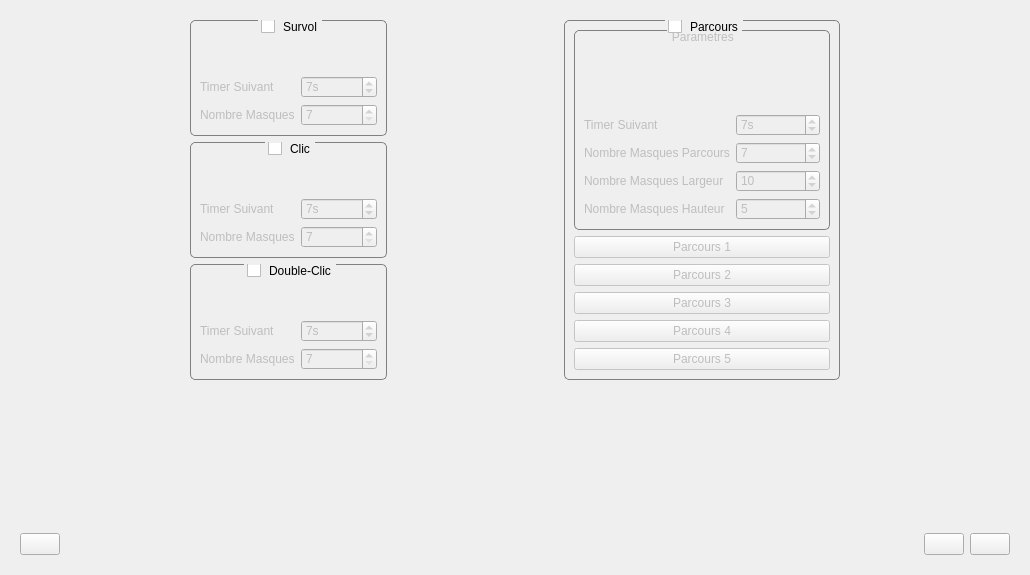
This is editeur.ui in Txikilinux/leterrier-mulot as Qt 5 draws it before an edit. The edited form follows.
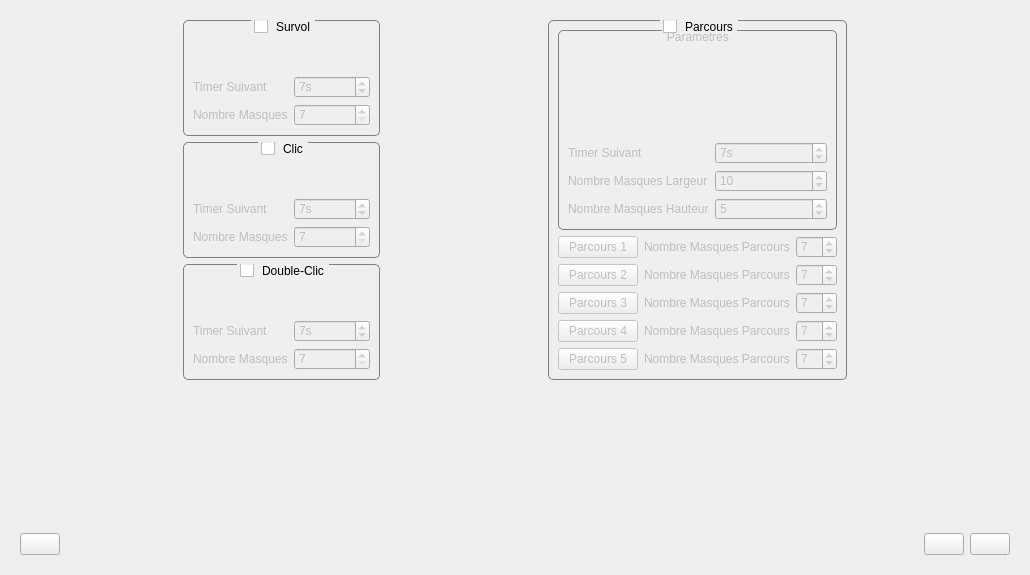
This is the edited form. The open tabs and pages were chosen to show the change. Icons and pictures are not drawn. Custom widgets are drawn as their Qt base class.

Commit message: Qdebug ttes fonctions editeur + chargement positions masques mode modif

What changed in the file:
```diff
--- a/editeur.ui
+++ b/editeur.ui
@@ -650,39 +650,13 @@
                   </widget>
                  </item>
                  <item row="2" column="0">
-                  <widget class="QLabel" name="labelParcoursNbMasques">
-                   <property name="text">
-                    <string>Nombre Masques Parcours</string>
-                   </property>
-                  </widget>
-                 </item>
-                 <item row="2" column="1">
-                  <widget class="QSpinBox" name="spinBoxParcoursMasque">
-                   <property name="sizePolicy">
-                    <sizepolicy hsizetype="Minimum" vsizetype="Preferred">
-                     <horstretch>0</horstretch>
-                     <verstretch>0</verstretch>
-                    </sizepolicy>
-                   </property>
-                   <property name="minimum">
-                    <number>3</number>
-                   </property>
-                   <property name="maximum">
-                    <number>99</number>
-                   </property>
-                   <property name="value">
-                    <number>7</number>
-                   </property>
-                  </widget>
-                 </item>
-                 <item row="3" column="0">
                   <widget class="QLabel" name="labelParcoursMasqueLargeur">
                    <property name="text">
                     <string>Nombre Masques Largeur</string>
                    </property>
                   </widget>
                  </item>
-                 <item row="3" column="1">
+                 <item row="2" column="1">
                   <widget class="QSpinBox" name="spinBoxParcoursMasquesLargeur">
                    <property name="sizePolicy">
                     <sizepolicy hsizetype="Minimum" vsizetype="Preferred">
@@ -698,14 +672,14 @@
                    </property>
                   </widget>
                  </item>
-                 <item row="4" column="0">
+                 <item row="3" column="0">
                   <widget class="QLabel" name="labelDoubleClicVerifier">
                    <property name="text">
                     <string>Nombre Masques Hauteur</string>
                    </property>
                   </widget>
                  </item>
-                 <item row="4" column="1">
+                 <item row="3" column="1">
                   <widget class="QSpinBox" name="spinBoxParcoursMasqueHauteur">
                    <property name="sizePolicy">
                     <sizepolicy hsizetype="Minimum" vsizetype="Preferred">
@@ -737,39 +711,189 @@
              </widget>
             </item>
             <item row="1" column="0">
-             <widget class="QPushButton" name="btnParcours1">
-              <property name="text">
-               <string>Parcours 1</string>
-              </property>
-             </widget>
+             <layout class="QHBoxLayout" name="horizontalLayout">
+              <item>
+               <widget class="QPushButton" name="btnParcours1">
+                <property name="text">
+                 <string>Parcours 1</string>
+                </property>
+               </widget>
+              </item>
+              <item>
+               <widget class="QLabel" name="labelParcoursNbMasques_1">
+                <property name="text">
+                 <string>Nombre Masques Parcours</string>
+                </property>
+               </widget>
+              </item>
+              <item>
+               <widget class="QSpinBox" name="spinBoxParcoursMasque_1">
+                <property name="sizePolicy">
+                 <sizepolicy hsizetype="Minimum" vsizetype="Preferred">
+                  <horstretch>0</horstretch>
+                  <verstretch>0</verstretch>
+                 </sizepolicy>
+                </property>
+                <property name="minimum">
+                 <number>3</number>
+                </property>
+                <property name="maximum">
+                 <number>99</number>
+                </property>
+                <property name="value">
+                 <number>7</number>
+                </property>
+               </widget>
+              </item>
+             </layout>
             </item>
             <item row="2" column="0">
-             <widget class="QPushButton" name="btnParcours2">
-              <property name="text">
-               <string>Parcours 2</string>
-              </property>
-             </widget>
+             <layout class="QHBoxLayout" name="horizontalLayout_2">
+              <item>
+               <widget class="QPushButton" name="btnParcours2">
+                <property name="text">
+                 <string>Parcours 2</string>
+                </property>
+               </widget>
+              </item>
+              <item>
+               <widget class="QLabel" name="labelParcoursNbMasques_2">
+                <property name="text">
+                 <string>Nombre Masques Parcours</string>
+                </property>
+               </widget>
+              </item>
+              <item>
+               <widget class="QSpinBox" name="spinBoxParcoursMasque_2">
+                <property name="sizePolicy">
+                 <sizepolicy hsizetype="Minimum" vsizetype="Preferred">
+                  <horstretch>0</horstretch>
+                  <verstretch>0</verstretch>
+                 </sizepolicy>
+                </property>
+                <property name="minimum">
+                 <number>3</number>
+                </property>
+                <property name="maximum">
+                 <number>99</number>
+                </property>
+                <property name="value">
+                 <number>7</number>
+                </property>
+               </widget>
+              </item>
+             </layout>
             </item>
             <item row="3" column="0">
-             <widget class="QPushButton" name="btnParcours3">
-              <property name="text">
-               <string>Parcours 3</string>
-              </property>
-             </widget>
+             <layout class="QHBoxLayout" name="horizontalLayout_3">
+              <item>
+               <widget class="QPushButton" name="btnParcours3">
+                <property name="text">
+                 <string>Parcours 3</string>
+                </property>
+               </widget>
+              </item>
+              <item>
+               <widget class="QLabel" name="labelParcoursNbMasques_3">
+                <property name="text">
+                 <string>Nombre Masques Parcours</string>
+                </property>
+               </widget>
+              </item>
+              <item>
+               <widget class="QSpinBox" name="spinBoxParcoursMasque_3">
+                <property name="sizePolicy">
+                 <sizepolicy hsizetype="Minimum" vsizetype="Preferred">
+                  <horstretch>0</horstretch>
+                  <verstretch>0</verstretch>
+                 </sizepolicy>
+                </property>
+                <property name="minimum">
+                 <number>3</number>
+                </property>
+                <property name="maximum">
+                 <number>99</number>
+                </property>
+                <property name="value">
+                 <number>7</number>
+                </property>
+               </widget>
+              </item>
+             </layout>
             </item>
             <item row="4" column="0">
-             <widget class="QPushButton" name="btnParcours4">
-              <property name="text">
-               <string>Parcours 4</string>
-              </property>
-             </widget>
+             <layout class="QHBoxLayout" name="horizontalLayout_4">
+              <item>
+               <widget class="QPushButton" name="btnParcours4">
+                <property name="text">
+                 <string>Parcours 4</string>
+                </property>
+               </widget>
+              </item>
+              <item>
+               <widget class="QLabel" name="labelParcoursNbMasques_4">
+                <property name="text">
+                 <string>Nombre Masques Parcours</string>
+                </property>
+               </widget>
+              </item>
+              <item>
+               <widget class="QSpinBox" name="spinBoxParcoursMasque_4">
+                <property name="sizePolicy">
+                 <sizepolicy hsizetype="Minimum" vsizetype="Preferred">
+                  <horstretch>0</horstretch>
+                  <verstretch>0</verstretch>
+                 </sizepolicy>
+                </property>
+                <property name="minimum">
+                 <number>3</number>
+                </property>
+                <property name="maximum">
+                 <number>99</number>
+                </property>
+                <property name="value">
+                 <number>7</number>
+                </property>
+               </widget>
+              </item>
+             </layout>
             </item>
             <item row="5" column="0">
-             <widget class="QPushButton" name="btnParcours5">
-              <property name="text">
-               <string>Parcours 5</string>
-              </property>
-             </widget>
+             <layout class="QHBoxLayout" name="horizontalLayout_5">
+              <item>
+               <widget class="QPushButton" name="btnParcours5">
+                <property name="text">
+                 <string>Parcours 5</string>
+                </property>
+               </widget>
+              </item>
+              <item>
+               <widget class="QLabel" name="labelParcoursNbMasques_5">
+                <property name="text">
+                 <string>Nombre Masques Parcours</string>
+                </property>
+               </widget>
+              </item>
+              <item>
+               <widget class="QSpinBox" name="spinBoxParcoursMasque_5">
+                <property name="sizePolicy">
+                 <sizepolicy hsizetype="Minimum" vsizetype="Preferred">
+                  <horstretch>0</horstretch>
+                  <verstretch>0</verstretch>
+                 </sizepolicy>
+                </property>
+                <property name="minimum">
+                 <number>3</number>
+                </property>
+                <property name="maximum">
+                 <number>99</number>
+                </property>
+                <property name="value">
+                 <number>7</number>
+                </property>
+               </widget>
+              </item>
+             </layout>
             </item>
            </layout>
           </widget>
```
Left out of the diff: 28 changed lines with no effect on the pictures. The commit also changes 4 other files.
